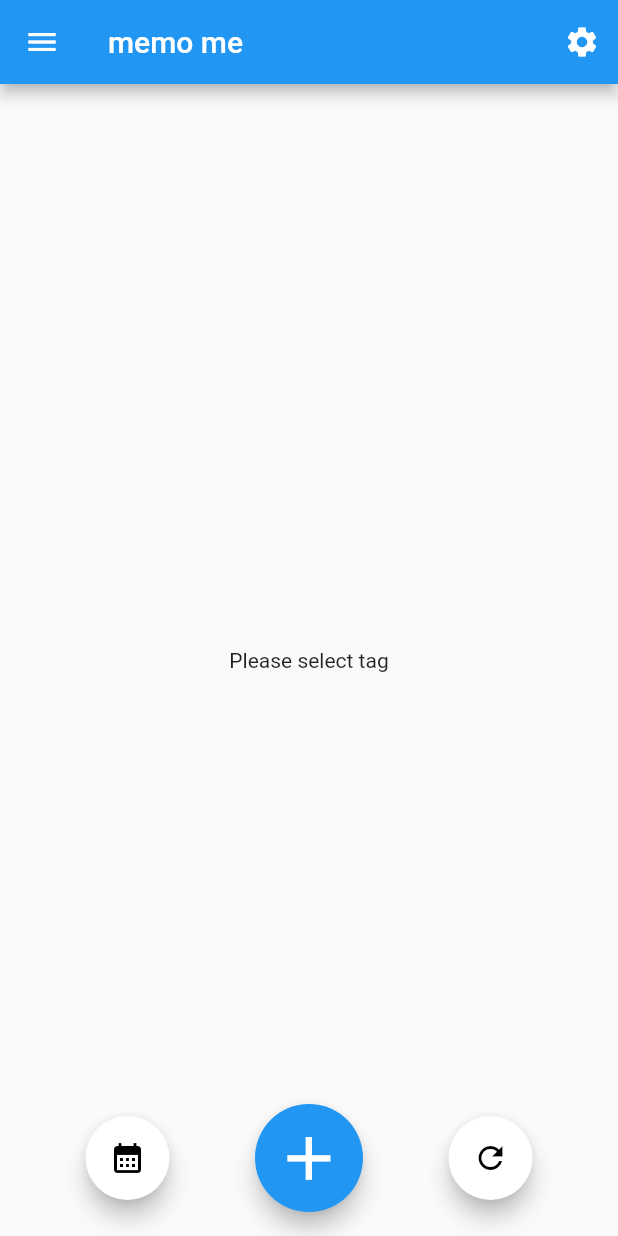
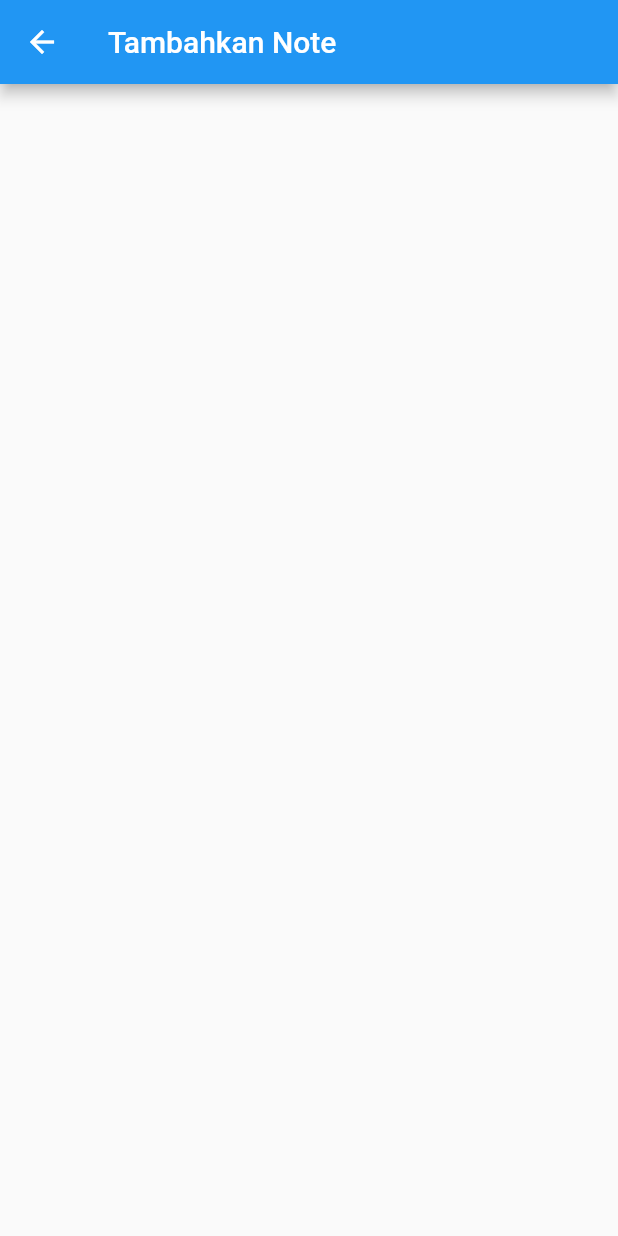
Before and after one commit to DickyArya01/memo_me, a Flutter app: the screen it shows after launch, after a tap on the "add" icon, on a phone screen of 412 x 824 dp. Run offline on Flutter 3.47's test engine with Material 2 defaults, Android fonts, the phone set to English and light mode, and no system bars; our stand-ins replace flutter_native_splash.

Commit message:
add addnote page

```diff
--- a/lib/constant.dart
+++ b/lib/constant.dart
@@ -9,11 +9,13 @@ String appTitle = 'memo me';
 String home = '/';
 String settings = '/settings';
 String calendar = '/calendar';
-String refresh = "refresh";
+String addnote = '/addnote';
 
 //constant value
 String addTagText = "Tambah Tag";
 String addTagHintText = "Masukkan Tag baru";
+String addNoteTitle = "Tambahkan Note";
+String refresh = "refresh";
 
 String uidIndexZero = listTag[0].uniqueId;
 
--- a/lib/main.dart
+++ b/lib/main.dart
@@ -2,6 +2,7 @@
 import 'package:flutter/material.dart';
 import 'package:flutter_native_splash/flutter_native_splash.dart';
 import 'package:memo_me/constant.dart';
+import 'package:memo_me/page/addnote.dart';
 import 'package:memo_me/page/calendar.dart';
 import 'package:memo_me/page/home.dart';
 import 'package:memo_me/page/settings.dart';
@@ -25,6 +26,7 @@ class MyApp extends StatelessWidget {
         home: (context) => const HomePage(),
         settings : (context) => const SettingPage(),
         calendar : (context) => const CalendarPage(),
+        addnote : (context) => const AddNotePage(),
       },
     );
   }
--- /dev/null
+++ b/lib/page/addnote.dart
@@ -0,0 +1,22 @@
+import 'package:flutter/material.dart';
+import 'package:flutter/src/widgets/container.dart';
+import 'package:flutter/src/widgets/framework.dart';
+import 'package:memo_me/constant.dart';
+
+class AddNotePage extends StatefulWidget {
+  const AddNotePage({super.key});
+
+  @override
+  State<AddNotePage> createState() => _AddNotePageState();
+}
+
+class _AddNotePageState extends State<AddNotePage> {
+  @override
+  Widget build(BuildContext context) {
+    return Scaffold(
+      appBar: AppBar(
+        title: Text(addNoteTitle),
+      ),
+    );
+  }
+}
--- a/lib/page/home.dart
+++ b/lib/page/home.dart
@@ -89,16 +89,17 @@ class _HomePageState extends State<HomePage> {
         mainAxisAlignment: MainAxisAlignment.spaceEvenly,
         crossAxisAlignment: CrossAxisAlignment.center,
         children: [
-          fab(Icons.calendar_month, calendar),
+          fab(Icons.calendar_month, calendar, calendar),
           centerfab(),
-          fab(Icons.refresh, refresh),
+          fab(Icons.refresh, refresh, refresh),
         ],
       ),
     );
   }
 
-  Widget fab(IconData iconData, String routeName) {
+  Widget fab(IconData iconData, String routeName, String _heroTag) {
     return FloatingActionButton(
+        heroTag: _heroTag,
         backgroundColor: white,
         child: Icon(iconData, color: black),
         onPressed: () {
@@ -122,7 +123,11 @@ class _HomePageState extends State<HomePage> {
       width: 72,
       child: FittedBox(
         child: FloatingActionButton(
-            child: const Icon(Icons.add, size: 38), onPressed: () {}),
+            heroTag: addnote,
+            child: const Icon(Icons.add, size: 38),
+            onPressed: () {
+              Navigator.of(context).pushNamed(addnote);
+            }),
       ),
     );
   }
```
